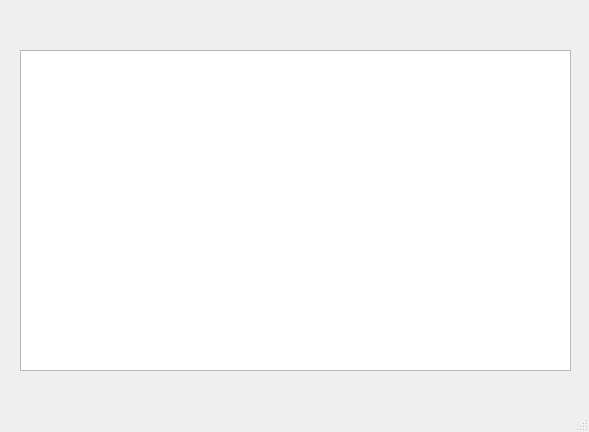
Before: the Qt Designer form main.ui in golub15/coffee, drawn with Qt 5.
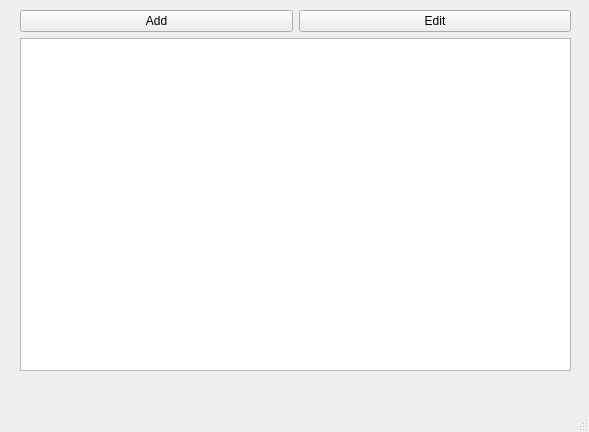
After: the same form once the commit is applied.

```diff
--- a/main.ui
+++ b/main.ui
@@ -18,12 +18,30 @@
     <property name="geometry">
      <rect>
       <x>20</x>
-      <y>50</y>
+      <y>10</y>
       <width>551</width>
-      <height>321</height>
+      <height>361</height>
      </rect>
     </property>
     <layout class="QVBoxLayout" name="verticalLayout">
+     <item>
+      <layout class="QHBoxLayout" name="horizontalLayout">
+       <item>
+        <widget class="QPushButton" name="addButton">
+         <property name="text">
+          <string>Add</string>
+         </property>
+        </widget>
+       </item>
+       <item>
+        <widget class="QPushButton" name="editButton">
+         <property name="text">
+          <string>Edit</string>
+         </property>
+        </widget>
+       </item>
+      </layout>
+     </item>
      <item>
       <widget class="QTableWidget" name="table"/>
      </item>
```
